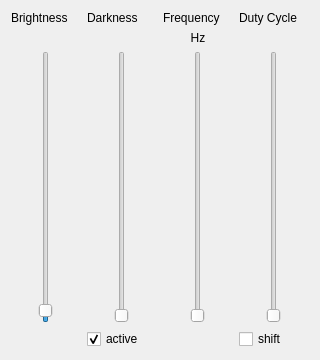
bjoernwe/luci_arduino_client, file gui/sliders.ui: the form before one commit.
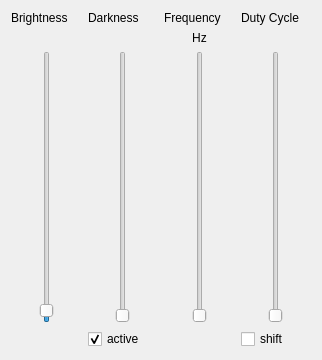
The form after the commit.

Commit message: max window size added

```diff
--- a/gui/sliders.ui
+++ b/gui/sliders.ui
@@ -6,7 +6,7 @@
    <rect>
     <x>0</x>
     <y>0</y>
-    <width>320</width>
+    <width>322</width>
     <height>360</height>
    </rect>
   </property>
@@ -16,6 +16,12 @@
     <verstretch>0</verstretch>
    </sizepolicy>
   </property>
+  <property name="maximumSize">
+   <size>
+    <width>322</width>
+    <height>360</height>
+   </size>
+  </property>
   <property name="windowTitle">
    <string>Form</string>
   </property>
```
The commit also changes 1 other file.
